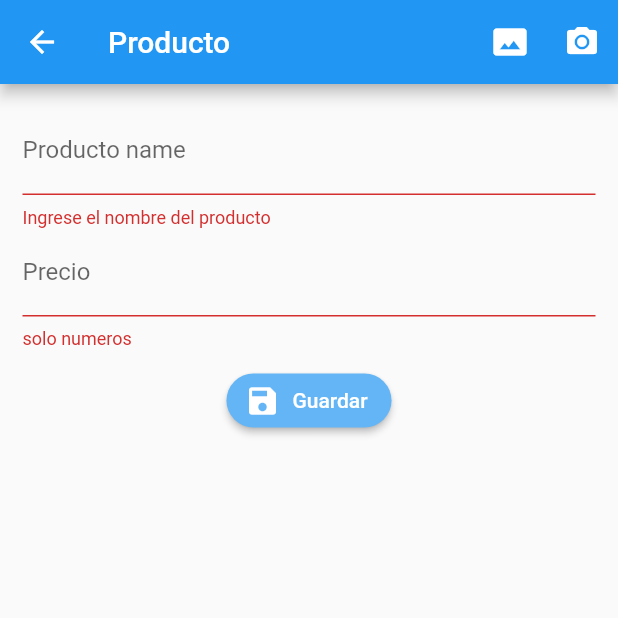
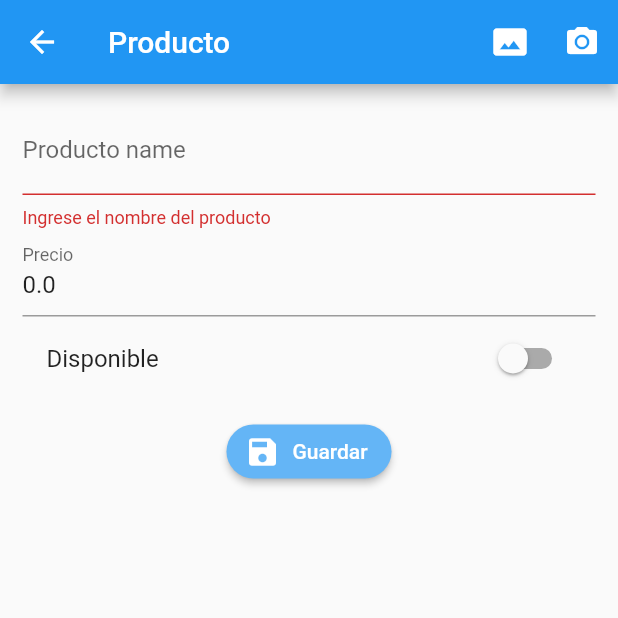
Before and after one commit to dznkos/design_clippath, a Flutter app: the ProductoPage screen opened by its route, after a tap on "Guardar", on a phone screen of 412 x 824 dp, the top half of it. Run offline on Flutter 3.47's test engine with Material 2 defaults, Android fonts, the phone set to English and light mode, and no system bars; our stand-ins replace rxdart.

Commit message:
login_v1.5

```diff
--- /dev/null
+++ b/lib/src/models/producto_model.dart
@@ -0,0 +1,38 @@
+
+import 'dart:convert';
+
+ProductoModel productoModelFromJson(String str) => ProductoModel.fromJson(json.decode(str));
+
+String productoModelToJson(ProductoModel data) => json.encode(data.toJson());
+
+class ProductoModel {
+    ProductoModel({
+        this.id,
+        this.titulo = '',
+        this.valor = 0.0,
+        this.disponible = false,
+        this.foroUrl,
+    });
+
+    String id;
+    String titulo;
+    double valor;
+    bool disponible;
+    String foroUrl;
+
+    factory ProductoModel.fromJson(Map<String, dynamic> json) => ProductoModel(
+        id: json["id"],
+        titulo: json["titulo"],
+        valor: json["valor"],
+        disponible: json["disponible"],
+        foroUrl: json["foroUrl"],
+    );
+
+    Map<String, dynamic> toJson() => {
+        "id"         : id,
+        "titulo"     : titulo,
+        "valor"      : valor,
+        "disponible" : disponible,
+        "foroUrl"    : foroUrl,
+    };
+}
--- a/lib/src/pages/producto_page.dart
+++ b/lib/src/pages/producto_page.dart
@@ -1,10 +1,18 @@
 import 'package:flutter/material.dart';
+import 'package:form_val/src/models/producto_model.dart';
 
 import 'package:form_val/src/utils/utils.dart' as utils;
 
-class ProductoPage extends StatelessWidget {
+class ProductoPage extends StatefulWidget {
 
+  @override
+  _ProductoPageState createState() => _ProductoPageState();
+}
+
+class _ProductoPageState extends State<ProductoPage> {
   final formKey = GlobalKey<FormState>();
+
+  ProductoModel producto = new ProductoModel();
 
   @override
   Widget build(BuildContext context) {
@@ -31,6 +39,7 @@ class ProductoPage extends StatelessWidget {
               children: [
                 _crearNombreProducto(),
                 _crearPrecioProducto(),
+                _crearDisponible(),
                 SizedBox(height: 10.0),
                 _crearButtonProducto(),
             ],
@@ -44,10 +53,12 @@ class ProductoPage extends StatelessWidget {
 
   Widget _crearNombreProducto() {
     return TextFormField(
+      initialValue: producto.titulo,
       textCapitalization: TextCapitalization.sentences,
       decoration: InputDecoration(
         labelText: 'Producto name',
       ),
+      onSaved: (value)=> producto.titulo = value,
       validator: (value){
         if ( value.length < 3){
           return 'Ingrese el nombre del producto';
@@ -60,10 +71,12 @@ class ProductoPage extends StatelessWidget {
 
   Widget _crearPrecioProducto() {
     return TextFormField(
+      initialValue: producto.valor.toString(),
       keyboardType: TextInputType.number,
       decoration: InputDecoration(
         labelText: 'Precio',
       ),
+      onSaved: (value)=> producto.valor = double.parse(value),
       validator: (value){
         if ( utils.isNumeric(value) ){
           return null;
@@ -89,10 +102,29 @@ class ProductoPage extends StatelessWidget {
     );
   }
 
+  Widget _crearDisponible(){
+    return SwitchListTile(
+      value: producto.disponible,
+      title: Text('Disponible'),
+      activeColor: Colors.green,
+      onChanged: (value){
+        setState(() {
+          producto.disponible = value;
+        });
+      }
+      );
+
+  }
   void _submit(){
+
     if ( !formKey.currentState.validate() ) return;
+    formKey.currentState.save();
 
     print('Login Correcto');
+    print(producto.titulo);
+    print(producto.valor.toString());
+    print(producto.disponible);
+
   }
 
 }
```
